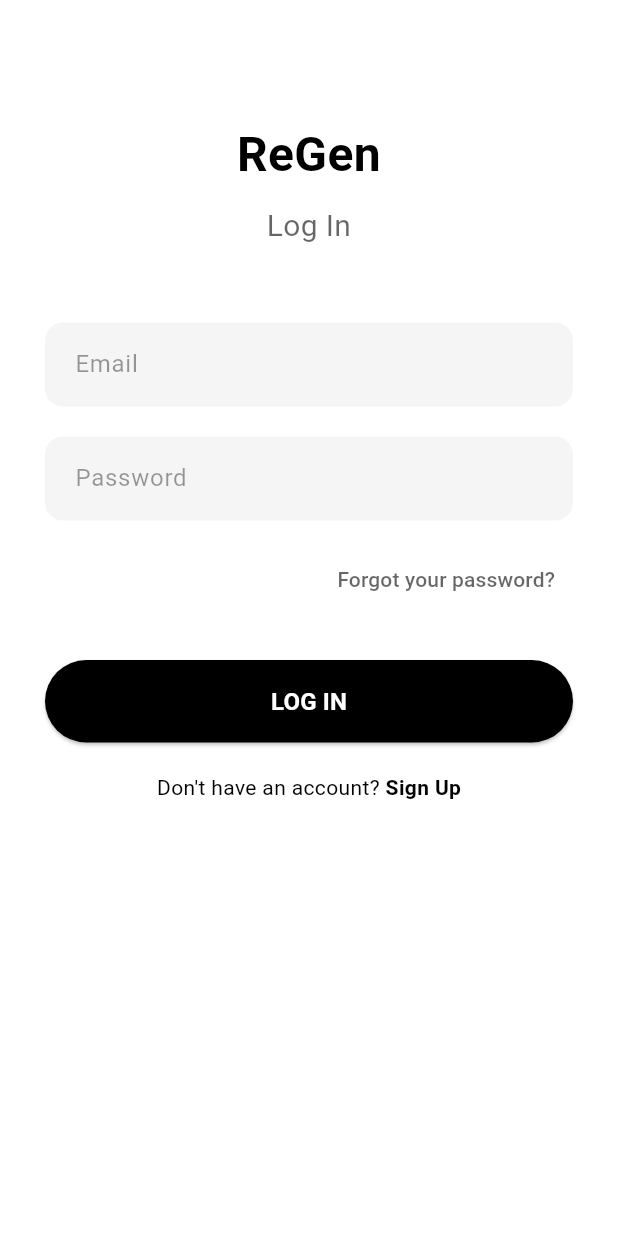
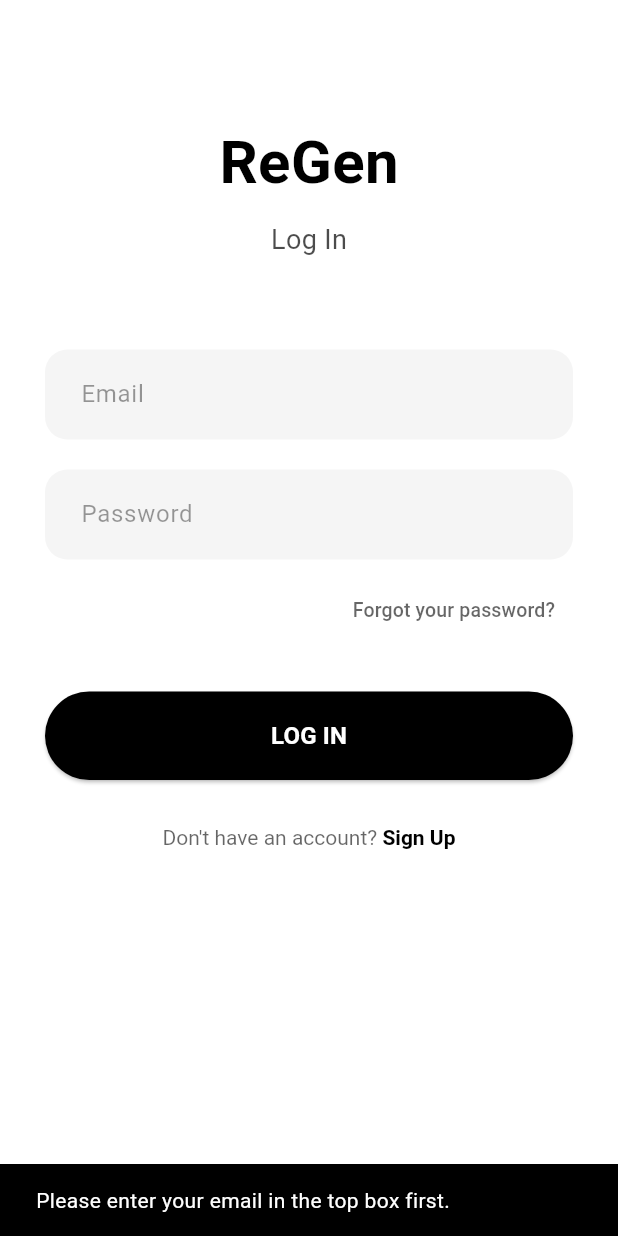
Before and after one commit to chathushkaimasara/ReGen, a Flutter app: the LoginScreen screen opened directly, after a tap on "Forgot your password?", on a phone screen of 412 x 824 dp. Run offline on Flutter 3.47's test engine with Material 3 defaults, Android fonts, the phone set to English and light mode, and no system bars; our stand-ins replace cloud_firestore, firebase_auth, firebase_core, shared_preferences, video_player; accounts and stored records are empty; generated files the repository leaves out were written again; Roboto replaces fonts that are missing (SFPro).

Commit message:
Updating Log In Screen

```diff
--- a/lib/screens/login_screen.dart
+++ b/lib/screens/login_screen.dart
@@ -1,6 +1,5 @@
 import 'package:flutter/material.dart';
-import '../services/auth_service.dart';
-import 'main_layout.dart';
+import 'package:firebase_auth/firebase_auth.dart';
 import 'signup_screen.dart';
 
 class LoginScreen extends StatefulWidget {
@@ -13,58 +12,81 @@ class LoginScreen extends StatefulWidget {
 class _LoginScreenState extends State<LoginScreen> {
   final TextEditingController _emailController = TextEditingController();
   final TextEditingController _passwordController = TextEditingController();
-
-  final AuthService _authService = AuthService();
   bool _isLoading = false;
 
-  void _handleLogin() async {
-    if (_emailController.text.isEmpty || _passwordController.text.isEmpty) {
-      ScaffoldMessenger.of(context).showSnackBar(
-        const SnackBar(content: Text('Please fill in both fields')),
-      );
+  Future<void> _login() async {
+    if (_emailController.text.trim().isEmpty || _passwordController.text.trim().isEmpty) {
+      ScaffoldMessenger.of(context).showSnackBar(const SnackBar(content: Text("Please fill in all fields")));
       return;
     }
 
     setState(() => _isLoading = true);
 
     try {
-      await _authService.logIn(
-        _emailController.text.trim(),
-        _passwordController.text.trim(),
+      await FirebaseAuth.instance.signInWithEmailAndPassword(
+        email: _emailController.text.trim(),
+        password: _passwordController.text.trim(),
       );
 
+
+    } on FirebaseAuthException catch (e) {
       if (mounted) {
-        Navigator.pushReplacement(
-          context,
-          MaterialPageRoute(builder: (context) => const MainLayout()),
-        );
-      }
-    } catch (e) {
-      if (mounted) {
-        ScaffoldMessenger.of(context).showSnackBar(
-          SnackBar(content: Text(e.toString())),
-        );
+        ScaffoldMessenger.of(context).showSnackBar(SnackBar(content: Text(e.message ?? "An error occurred")));
       }
     } finally {
       if (mounted) setState(() => _isLoading = false);
     }
   }
 
+  Future<void> _resetPassword() async {
+    String email = _emailController.text.trim();
+
+    if (email.isEmpty) {
+      ScaffoldMessenger.of(context).showSnackBar(
+        const SnackBar(content: Text("Please enter your email in the top box first.")),
+      );
+      return;
+    }
+
+    try {
+      await FirebaseAuth.instance.sendPasswordResetEmail(email: email);
+      if (mounted) {
+        ScaffoldMessenger.of(context).showSnackBar(
+          const SnackBar(content: Text("Password reset link sent! Check your inbox.")),
+        );
+      }
+    } catch (e) {
+      if (mounted) {
+        ScaffoldMessenger.of(context).showSnackBar(
+          SnackBar(content: Text("Error: $e")),
+        );
+      }
+    }
+  }
+
+  @override
+  void dispose() {
+    _emailController.dispose();
+    _passwordController.dispose();
+    super.dispose();
+  }
+
   @override
   Widget build(BuildContext context) {
     return Scaffold(
+      backgroundColor: Theme.of(context).scaffoldBackgroundColor,
       body: SafeArea(
         child: SingleChildScrollView(
           padding: const EdgeInsets.symmetric(horizontal: 30.0),
           child: Column(
-            crossAxisAlignment: CrossAxisAlignment.stretch,
+            crossAxisAlignment: CrossAxisAlignment.center,
             children: [
-              const SizedBox(height: 80), // Push content down since there is no AppBar
+              const SizedBox(height: 80),
+
               const Text(
                 'ReGen',
-                textAlign: TextAlign.center,
                 style: TextStyle(
-                  fontSize: 32,
+                  fontSize: 40,
                   fontWeight: FontWeight.bold,
                   fontFamily: 'SFPro',
                 ),
@@ -72,42 +94,70 @@ class _LoginScreenState extends State<LoginScreen> {
               const SizedBox(height: 10),
               Text(
                 'Log In',
-                textAlign: TextAlign.center,
                 style: TextStyle(
-                  fontSize: 20,
-                  color: Theme.of(context).textTheme.bodyMedium?.color?.withOpacity(0.6),
+                  fontSize: 18,
+                  color: Theme.of(context).textTheme.bodyMedium?.color?.withOpacity(0.7),
                 ),
               ),
-              const SizedBox(height: 50),
+              const SizedBox(height: 60),
 
-              _buildAuthTextField('Email', _emailController, false),
+              TextField(
+                controller: _emailController,
+                keyboardType: TextInputType.emailAddress,
+                decoration: InputDecoration(
+                  hintText: 'Email',
+                  hintStyle: TextStyle(color: Theme.of(context).textTheme.bodyMedium?.color?.withOpacity(0.4)),
+                  filled: true,
+                  fillColor: Theme.of(context).colorScheme.secondary,
+                  border: OutlineInputBorder(
+                    borderRadius: BorderRadius.circular(15),
+                    borderSide: BorderSide.none,
+                  ),
+                  contentPadding: const EdgeInsets.symmetric(horizontal: 20, vertical: 18),
+                ),
+              ),
               const SizedBox(height: 20),
 
-              _buildAuthTextField('Password', _passwordController, true),
-              const SizedBox(height: 15),
+              TextField(
+                controller: _passwordController,
+                obscureText: true,
+                decoration: InputDecoration(
+                  hintText: 'Password',
+                  hintStyle: TextStyle(color: Theme.of(context).textTheme.bodyMedium?.color?.withOpacity(0.4)),
+                  filled: true,
+                  fillColor: Theme.of(context).colorScheme.secondary,
+                  border: OutlineInputBorder(
+                    borderRadius: BorderRadius.circular(15),
+                    borderSide: BorderSide.none,
+                  ),
+                  contentPadding: const EdgeInsets.symmetric(horizontal: 20, vertical: 18),
+                ),
+              ),
+              const SizedBox(height: 10),
 
               Align(
                 alignment: Alignment.centerRight,
                 child: TextButton(
-                  onPressed: () {
-                    // TODO: Implement Forgot Password logic
-                  },
+                  onPressed: _resetPassword,
                   child: Text(
                     'Forgot your password?',
                     style: TextStyle(
                       color: Theme.of(context).textTheme.bodyMedium?.color?.withOpacity(0.6),
+                      fontSize: 13,
                     ),
                   ),
                 ),
               ),
               const SizedBox(height: 30),
 
-              ElevatedButton(
-                onPressed: _isLoading ? null : _handleLogin,
+              SizedBox(
+                width: double.infinity,
+                child: ElevatedButton(
+                  onPressed: _isLoading ? null : _login,
                   style: ElevatedButton.styleFrom(
                     backgroundColor: Theme.of(context).colorScheme.primary,
                     foregroundColor: Theme.of(context).scaffoldBackgroundColor,
-                  padding: const EdgeInsets.symmetric(vertical: 16),
+                    padding: const EdgeInsets.symmetric(vertical: 18),
                     shape: RoundedRectangleBorder(
                       borderRadius: BorderRadius.circular(30),
                     ),
@@ -119,16 +169,19 @@ class _LoginScreenState extends State<LoginScreen> {
                           child: CircularProgressIndicator(
                             strokeWidth: 2,
                             color: Theme.of(context).scaffoldBackgroundColor,
+                          ),
                         )
-                      )
-                    : const Text('LOG IN', style: TextStyle(fontSize: 16, fontWeight: FontWeight.bold)),
+                      : const Text(
+                          'LOG IN',
+                          style: TextStyle(
+                            fontSize: 16,
+                            fontWeight: FontWeight.bold,
                           ),
-              const SizedBox(height: 20),
+                        ),
+                ),
+              ),
+              const SizedBox(height: 30),
 
-              Row(
-                mainAxisAlignment: MainAxisAlignment.center,
-                children: [
-                  const Text("Don't have an account? "),
               GestureDetector(
                 onTap: () {
                   Navigator.push(
@@ -136,12 +189,24 @@ class _LoginScreenState extends State<LoginScreen> {
                     MaterialPageRoute(builder: (context) => const SignUpScreen()),
                   );
                 },
-                    child: const Text(
-                      'Sign Up',
-                      style: TextStyle(fontWeight: FontWeight.bold),
+                child: RichText(
+                  text: TextSpan(
+                    style: TextStyle(
+                      color: Theme.of(context).textTheme.bodyMedium?.color?.withOpacity(0.6),
+                      fontSize: 14,
+                    ),
+                    children: [
+                      const TextSpan(text: "Don't have an account? "),
+                      TextSpan(
+                        text: 'Sign Up',
+                        style: TextStyle(
+                          color: Theme.of(context).textTheme.bodyMedium?.color,
+                          fontWeight: FontWeight.bold,
                         ),
                       ),
                     ],
+                  ),
+                ),
               ),
             ],
           ),
@@ -149,24 +214,4 @@ class _LoginScreenState extends State<LoginScreen> {
       ),
     );
   }
-
-  Widget _buildAuthTextField(String hint, TextEditingController controller, bool isPassword) {
-    return TextField(
-      controller: controller,
-      obscureText: isPassword,
-      decoration: InputDecoration(
-        hintText: hint,
-        hintStyle: TextStyle(
-          color: Theme.of(context).textTheme.bodyMedium?.color?.withOpacity(0.4),
-        ),
-        filled: true,
-        fillColor: Theme.of(context).colorScheme.secondary,
-        border: OutlineInputBorder(
-          borderRadius: BorderRadius.circular(12),
-          borderSide: BorderSide.none,
-        ),
-        contentPadding: const EdgeInsets.symmetric(horizontal: 16, vertical: 16),
-      ),
-    );
 }
-}
```
Lines whose indentation alone changed are shown as unchanged.
